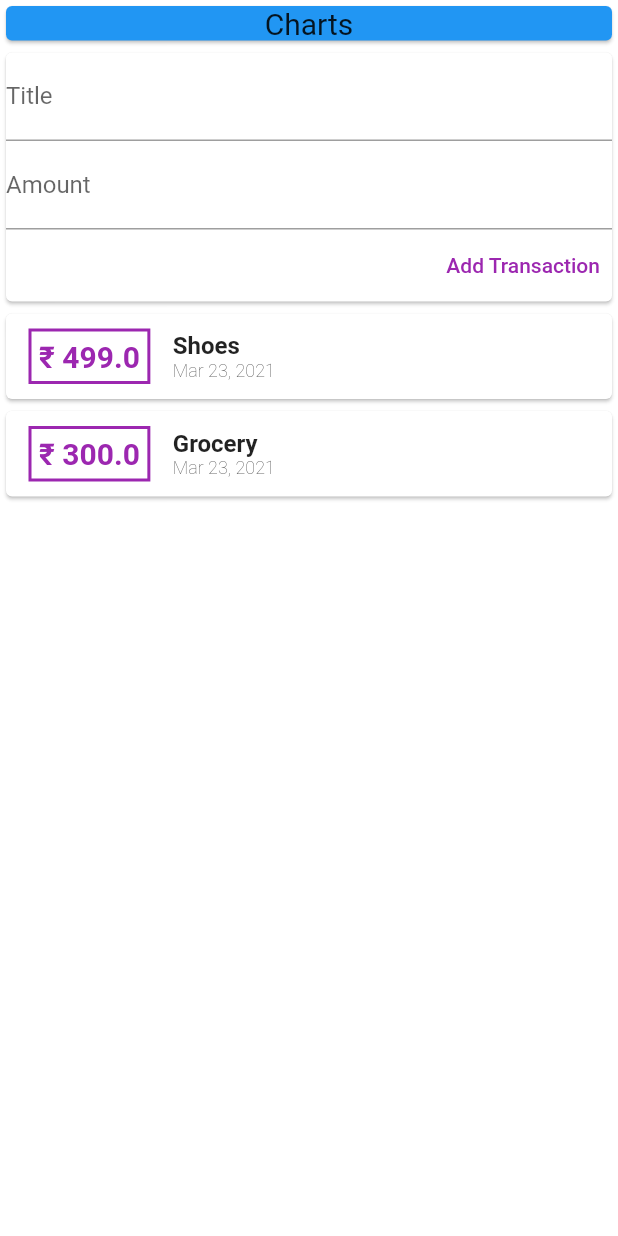
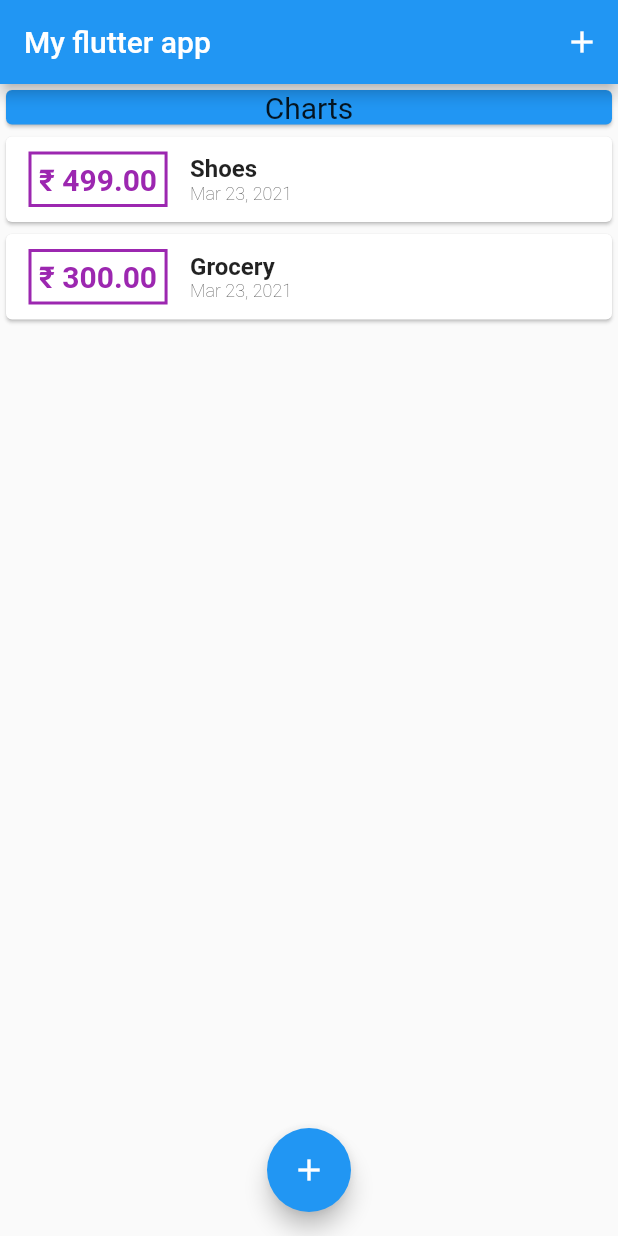
Before and after one commit to playstore777/Flutter_using_video_tutorials, a Flutter app: the screen it shows after launch, on a phone screen of 412 x 824 dp. Run offline on Flutter 3.47's test engine with Material 2 defaults, Android fonts, the phone set to English and light mode, and no system bars.

Commit message:
added newTransaction option using ModalBottomSheet

```diff
--- a/expense_manager/lib/main.dart
+++ b/expense_manager/lib/main.dart
@@ -1,7 +1,8 @@
-import 'package:expense_manager/transaction.dart';
 import 'package:flutter/material.dart';
 
-import 'package:intl/intl.dart';
+import './models/transaction.dart';
+import './widgets/new_transaction.dart';
+import './widgets/transaction_list.dart';
 
 void main() {
   runApp(MyApp());
@@ -22,8 +23,16 @@
   }
 }
 
-class MyHomePage extends StatelessWidget {
-  final List<Transaction> transaction = [
+class MyHomePage extends StatefulWidget {
+  @override
+  createState() => _MyHomePageState();
+}
+
+class _MyHomePageState extends State<MyHomePage> {
+  final titleController = TextEditingController();
+  final amountController = TextEditingController();
+
+  final List<Transaction> _userTransactions = [
     Transaction(
       id: 't1',
       title: 'Shoes',
@@ -38,9 +47,45 @@
     ),
   ];
 
+  void _addNewTransaction(String txTitle, double txAmount) {
+    final newTx = Transaction(
+        id: DateTime.now().toString(),
+        title: txTitle,
+        amount: txAmount,
+        date: DateTime.now());
+
+    setState(() {
+      _userTransactions.add(newTx);
+    });
+  }
+
+  void startAddNewTransaction(BuildContext ctx) {
+    showModalBottomSheet(
+        context: ctx,
+        builder: (BuildContext bCtx) {
+          return NewTransaction(_addNewTransaction);
+        });
+  }
+
   @override
   Widget build(BuildContext context) {
-    return Column(
+    return Scaffold(
+      appBar: AppBar(
+        title: Text('My flutter app'),
+        actions: [
+          IconButton(
+            icon: Icon(Icons.add),
+            onPressed: () {},
+          ),
+        ],
+      ),
+      floatingActionButtonLocation: FloatingActionButtonLocation.centerFloat,
+      floatingActionButton: FloatingActionButton(
+        child: Icon(Icons.add),
+        onPressed: () {},
+      ),
+      body: SingleChildScrollView(
+        child: Column(
           children: [
             Container(
               width: double.infinity,
@@ -53,81 +98,10 @@
                 ),
               ),
             ),
-        Card(
-          child: Column(
-            crossAxisAlignment: CrossAxisAlignment.end,
-            children: [
-              TextField(
-                decoration: InputDecoration(
-                  labelText: 'Title',
-                ),
-              ),
-              TextField(
-                decoration: InputDecoration(
-                  labelText: 'Amount',
-                ),
-              ),
-              TextButton(
-                onPressed: () {},
-                child: Text(
-                  'Add Transaction',
-                  style: TextStyle(
-                    color: Colors.purple,
-                  ),
-                ),
-              )
+            TransactionList(_userTransactions),
           ],
         ),
       ),
-        Column(
-          children: transaction
-              .map((trans) => Card(
-                    child: Row(
-                      children: [
-                        Container(
-                          padding: EdgeInsets.all(5),
-                          margin: EdgeInsets.symmetric(
-                              vertical: 10, horizontal: 15),
-                          child: Text(
-                            '₹ ${trans.amount}',
-                            style: TextStyle(
-                              fontWeight: FontWeight.bold,
-                              fontSize: 20,
-                              color: Colors.purple,
-                            ),
-                          ),
-                          decoration: BoxDecoration(
-                            border: Border.all(
-                              width: 2,
-                              color: Colors.purple,
-                            ),
-                          ),
-                        ),
-                        Column(
-                          crossAxisAlignment: CrossAxisAlignment.start,
-                          children: [
-                            Text(
-                              trans.title,
-                              style: TextStyle(
-                                fontSize: 16,
-                                fontWeight: FontWeight.w600,
-                              ),
-                            ),
-                            Text(
-                              DateFormat.yMMMd().format(trans.date),
-                              style: TextStyle(
-                                fontWeight: FontWeight.w200,
-                                fontSize: 12,
-                              ),
-                            ),
-                          ],
-                        )
-                      ],
-                    ),
-                  ))
-              .toList(),
-        ),
-      ],
     );
   }
 }
--- /dev/null
+++ b/expense_manager/lib/widgets/transaction_list.dart
@@ -0,0 +1,63 @@
+import 'package:flutter/material.dart';
+
+import '../models/transaction.dart';
+import 'package:intl/intl.dart';
+
+class TransactionList extends StatelessWidget {
+  final List<Transaction> transactions;
+  TransactionList(this.transactions);
+  @override
+  Widget build(BuildContext context) {
+    return Container(
+      height: 300,
+      child: ListView(
+        children: transactions
+            .map((trans) => Card(
+                  child: Row(
+                    children: [
+                      Container(
+                        padding: EdgeInsets.all(5),
+                        margin:
+                            EdgeInsets.symmetric(vertical: 10, horizontal: 15),
+                        child: Text(
+                          '₹ ${trans.amount.toStringAsFixed(2)}',
+                          style: TextStyle(
+                            fontWeight: FontWeight.bold,
+                            fontSize: 20,
+                            color: Colors.purple,
+                          ),
+                        ),
+                        decoration: BoxDecoration(
+                          border: Border.all(
+                            width: 2,
+                            color: Colors.purple,
+                          ),
+                        ),
+                      ),
+                      Column(
+                        crossAxisAlignment: CrossAxisAlignment.start,
+                        children: [
+                          Text(
+                            trans.title,
+                            style: TextStyle(
+                              fontSize: 16,
+                              fontWeight: FontWeight.w600,
+                            ),
+                          ),
+                          Text(
+                            DateFormat.yMMMd().format(trans.date),
+                            style: TextStyle(
+                              fontWeight: FontWeight.w200,
+                              fontSize: 12,
+                            ),
+                          ),
+                        ],
+                      )
+                    ],
+                  ),
+                ))
+            .toList(),
+      ),
+    );
+  }
+}
```
Also changed, not shown: expense_manager/lib/widgets/new_transaction.dart (added, +56 -0 lines), expense_manager/lib/widgets/user_transaction.dart (added, +15 -0 lines), expense_manager/lib/models/transaction.dart (renamed from expense_manager/lib/transaction.dart). Lines whose indentation alone changed are shown as unchanged.
